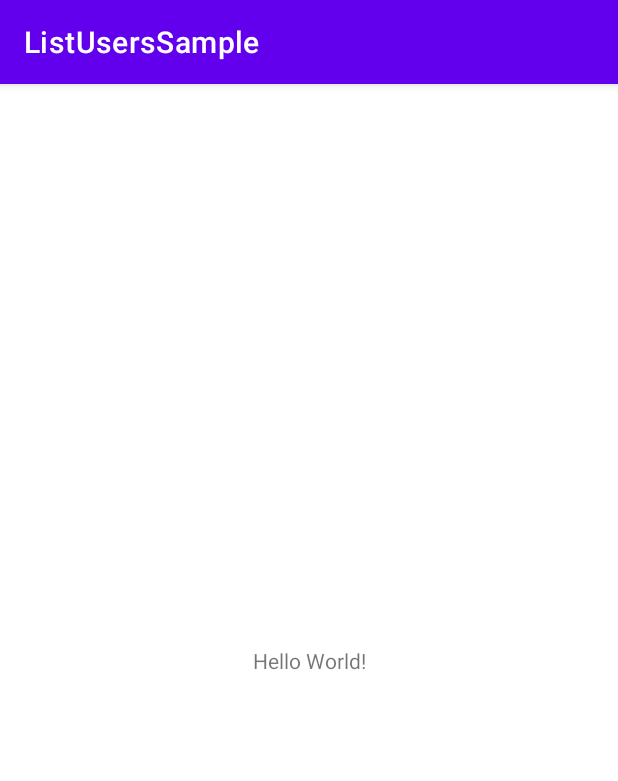
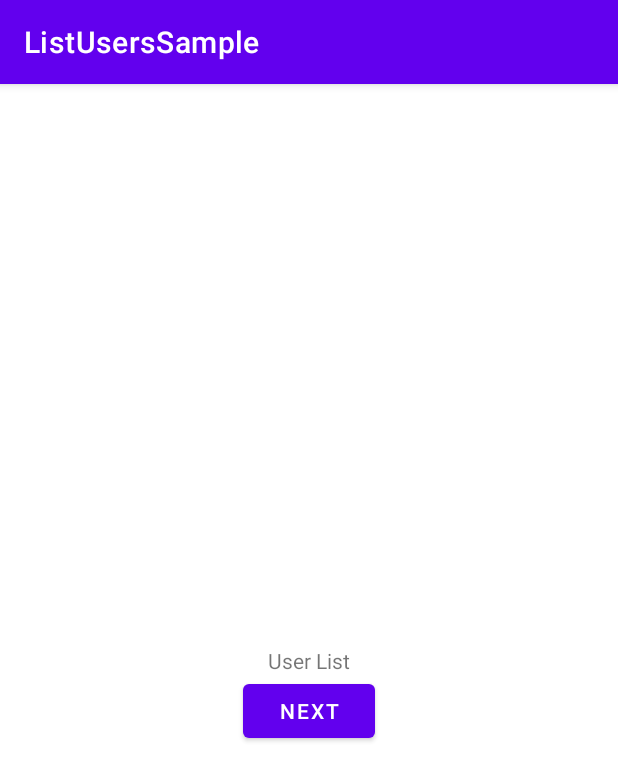
Before and after one commit to sonworks/list-users-sample-android, an Android app: the screen it shows after launch (MainActivity), on a phone screen of 412 x 824 dp. Shown: the top 781 px of the screen. Run offline under Robolectric (Android 15) with nearby library versions, the phone set to English and light mode, and no system bars.

Commit message:
Add navigation

```diff
--- a/app/build.gradle
+++ b/app/build.gradle
@@ -30,6 +30,9 @@ android {
     kotlinOptions {
         jvmTarget = '1.8'
     }
+    buildFeatures {
+        viewBinding true
+    }
 }
 
 dependencies {
@@ -38,6 +41,8 @@ dependencies {
     implementation 'androidx.appcompat:appcompat:1.6.1'
     implementation 'com.google.android.material:material:1.8.0'
     implementation 'androidx.constraintlayout:constraintlayout:2.1.4'
+    implementation 'androidx.navigation:navigation-fragment-ktx:2.5.3'
+    implementation 'androidx.navigation:navigation-ui-ktx:2.5.3'
     testImplementation 'junit:junit:4.13.2'
     androidTestImplementation 'androidx.test.ext:junit:1.1.5'
     androidTestImplementation 'androidx.test.espresso:espresso-core:3.5.1'
--- a/app/src/main/java/com/example/listuserssample/MainActivity.kt
+++ b/app/src/main/java/com/example/listuserssample/MainActivity.kt
@@ -1,11 +1,16 @@
 package com.example.listuserssample
 
+import android.os.Bundle
 import androidx.appcompat.app.AppCompatActivity
-import android.os.Bundle
+import com.example.listuserssample.databinding.ActivityMainBinding
 
 class MainActivity : AppCompatActivity() {
+
+    private lateinit var binding: ActivityMainBinding
+
     override fun onCreate(savedInstanceState: Bundle?) {
         super.onCreate(savedInstanceState)
-        setContentView(R.layout.activity_main)
+        binding = ActivityMainBinding.inflate(layoutInflater)
+        setContentView(binding.root)
     }
 }
--- /dev/null
+++ b/app/src/main/java/com/example/listuserssample/UserListFragment.kt
@@ -0,0 +1,38 @@
+package com.example.listuserssample
+
+import android.os.Bundle
+import android.view.LayoutInflater
+import android.view.View
+import android.view.ViewGroup
+import androidx.fragment.app.Fragment
+import androidx.navigation.fragment.findNavController
+import com.example.listuserssample.databinding.FragmentUserListBinding
+
+class UserListFragment : Fragment() {
+
+    private var _binding: FragmentUserListBinding? = null
+    private val binding
+        get() = _binding!!
+
+    override fun onCreateView(
+        inflater: LayoutInflater,
+        container: ViewGroup?,
+        savedInstanceState: Bundle?
+    ): View? {
+        _binding = FragmentUserListBinding.inflate(inflater, container, false)
+        return binding.root
+    }
+
+    override fun onViewCreated(view: View, savedInstanceState: Bundle?) {
+        super.onViewCreated(view, savedInstanceState)
+
+        binding.nextButton.setOnClickListener {
+            findNavController().navigate(R.id.action_UserListFragment_to_UserDetailFragment)
+        }
+    }
+
+    override fun onDestroyView() {
+        super.onDestroyView()
+        _binding = null
+    }
+}
--- a/app/src/main/res/layout/activity_main.xml
+++ b/app/src/main/res/layout/activity_main.xml
@@ -1,18 +1,25 @@
 <?xml version="1.0" encoding="utf-8"?>
-<androidx.constraintlayout.widget.ConstraintLayout xmlns:android="http://schemas.android.com/apk/res/android"
+<androidx.coordinatorlayout.widget.CoordinatorLayout xmlns:android="http://schemas.android.com/apk/res/android"
     xmlns:app="http://schemas.android.com/apk/res-auto"
     xmlns:tools="http://schemas.android.com/tools"
     android:layout_width="match_parent"
     android:layout_height="match_parent"
     tools:context=".MainActivity">
 
-    <TextView
-        android:layout_width="wrap_content"
-        android:layout_height="wrap_content"
-        android:text="Hello World!"
-        app:layout_constraintBottom_toBottomOf="parent"
-        app:layout_constraintEnd_toEndOf="parent"
-        app:layout_constraintStart_toStartOf="parent"
-        app:layout_constraintTop_toTopOf="parent" />
+    <androidx.constraintlayout.widget.ConstraintLayout
+        android:layout_width="match_parent"
+        android:layout_height="match_parent">
 
-</androidx.constraintlayout.widget.ConstraintLayout>
+        <fragment
+            android:id="@+id/nav_host"
+            android:name="androidx.navigation.fragment.NavHostFragment"
+            android:layout_width="0dp"
+            android:layout_height="0dp"
+            app:defaultNavHost="true"
+            app:layout_constraintBottom_toBottomOf="parent"
+            app:layout_constraintEnd_toEndOf="parent"
+            app:layout_constraintStart_toStartOf="parent"
+            app:layout_constraintTop_toTopOf="parent"
+            app:navGraph="@navigation/nav_graph" />
+    </androidx.constraintlayout.widget.ConstraintLayout>
+</androidx.coordinatorlayout.widget.CoordinatorLayout>
--- /dev/null
+++ b/app/src/main/res/layout/fragment_user_list.xml
@@ -0,0 +1,27 @@
+<?xml version="1.0" encoding="utf-8"?>
+<androidx.constraintlayout.widget.ConstraintLayout xmlns:android="http://schemas.android.com/apk/res/android"
+    xmlns:app="http://schemas.android.com/apk/res-auto"
+    xmlns:tools="http://schemas.android.com/tools"
+    android:layout_width="match_parent"
+    android:layout_height="match_parent"
+    tools:context=".UserListFragment">
+
+    <TextView
+        android:id="@+id/list_text_view"
+        android:layout_width="wrap_content"
+        android:layout_height="wrap_content"
+        android:text="User List"
+        app:layout_constraintBottom_toBottomOf="parent"
+        app:layout_constraintEnd_toEndOf="parent"
+        app:layout_constraintStart_toStartOf="parent"
+        app:layout_constraintTop_toTopOf="parent" />
+
+    <Button
+        android:id="@+id/next_button"
+        android:layout_width="wrap_content"
+        android:layout_height="wrap_content"
+        android:text="NEXT"
+        app:layout_constraintEnd_toEndOf="parent"
+        app:layout_constraintStart_toStartOf="parent"
+        app:layout_constraintTop_toBottomOf="@id/list_text_view" />
+</androidx.constraintlayout.widget.ConstraintLayout>
--- /dev/null
+++ b/app/src/main/res/navigation/nav_graph.xml
@@ -0,0 +1,24 @@
+<?xml version="1.0" encoding="utf-8"?>
+<navigation xmlns:android="http://schemas.android.com/apk/res/android"
+    xmlns:app="http://schemas.android.com/apk/res-auto"
+    xmlns:tools="http://schemas.android.com/tools"
+    android:id="@+id/nav_graph"
+    app:startDestination="@id/userListFragment">
+
+    <fragment
+        android:id="@+id/userListFragment"
+        android:name="com.example.listuserssample.UserListFragment"
+        android:label="UserListFragment"
+        tools:layout="@layout/fragment_user_list">
+
+        <action
+            android:id="@+id/action_UserListFragment_to_UserDetailFragment"
+            app:destination="@id/userDetailFragment" />
+    </fragment>
+
+    <fragment
+        android:id="@+id/userDetailFragment"
+        android:name="com.example.listuserssample.UserDetailFragment"
+        android:label="UserDetailFragment"
+        tools:layout="@layout/fragment_user_detail" />
+</navigation>
```
Also changed, not shown: app/src/main/java/com/example/listuserssample/UserDetailFragment.kt (added, +37 -0 lines), app/src/main/res/layout/fragment_user_detail.xml (added, +27 -0 lines).
